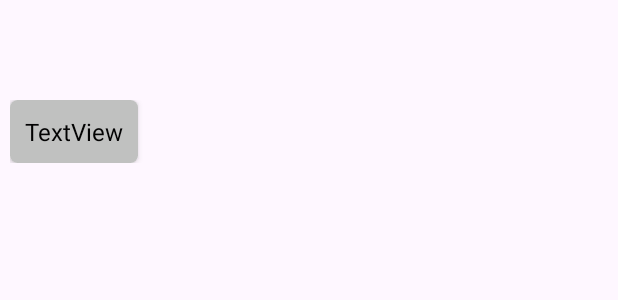
After one commit to Hannah-Zhang-H/336-as3, an Android app: the layout message_receive_card.xml on its own in the app's theme, with its tools: preview values and no code run, on a phone screen of 412 x 824 dp. The commit adds this screen. Shown: the top 300 px of the screen. Run offline under Robolectric (Android 15) with nearby library versions, the phone set to English and light mode, and no system bars.

Commit message:
Add send & received message design

```diff
--- a/app/src/main/java/com/hanz/youmetalk/MyTalkActivity.java
+++ b/app/src/main/java/com/hanz/youmetalk/MyTalkActivity.java
@@ -43,5 +43,6 @@
         editTextMessage = myTalkLayout.editTextMessage;
         fab = myTalkLayout.fab;
 
+
     }
 }
--- /dev/null
+++ b/app/src/main/res/layout/message_receive_card.xml
@@ -0,0 +1,49 @@
+<?xml version="1.0" encoding="utf-8"?>
+<androidx.constraintlayout.widget.ConstraintLayout xmlns:android="http://schemas.android.com/apk/res/android"
+    xmlns:app="http://schemas.android.com/apk/res-auto"
+    xmlns:tools="http://schemas.android.com/tools"
+    android:layout_width="match_parent"
+    android:layout_height="match_parent"
+    android:layout_margin="3dp"
+    android:padding="3dp">
+
+    <androidx.constraintlayout.widget.ConstraintLayout
+        android:layout_width="300dp"
+        android:layout_height="wrap_content"
+        app:layout_constraintBottom_toBottomOf="parent"
+        app:layout_constraintStart_toStartOf="parent"
+        app:layout_constraintTop_toTopOf="parent"
+        app:layout_constraintVertical_bias="0.078">
+
+        <androidx.cardview.widget.CardView
+            android:layout_width="wrap_content"
+            android:layout_height="wrap_content"
+            android:background="#C0C1C0"
+            app:cardCornerRadius="5dp"
+            app:cardElevation="3dp"
+            app:layout_constraintBottom_toBottomOf="parent"
+            app:layout_constraintStart_toStartOf="parent"
+            app:layout_constraintTop_toTopOf="parent">
+
+            <androidx.constraintlayout.widget.ConstraintLayout
+                android:layout_width="wrap_content"
+                android:layout_height="wrap_content"
+                android:layout_gravity="start"
+                android:background="#C0C1C0">
+
+                <TextView
+                    android:id="@+id/textViewReceived"
+                    android:layout_width="wrap_content"
+                    android:layout_height="wrap_content"
+                    android:gravity="start"
+                    android:padding="10dp"
+                    android:text="TextView"
+                    android:textColor="#020202"
+                    android:textSize="16sp"
+                    app:layout_constraintBottom_toBottomOf="parent"
+                    app:layout_constraintStart_toStartOf="parent"
+                    app:layout_constraintTop_toTopOf="parent" />
+            </androidx.constraintlayout.widget.ConstraintLayout>
+        </androidx.cardview.widget.CardView>
+    </androidx.constraintlayout.widget.ConstraintLayout>
+</androidx.constraintlayout.widget.ConstraintLayout>
```
Also changed, not shown: app/src/main/res/layout/message_send_card.xml (added, +49 -0 lines).
